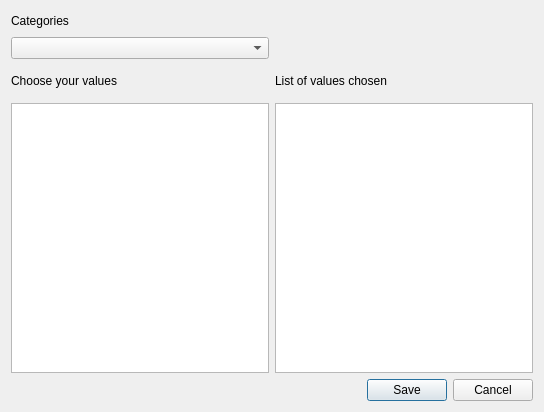
First picture: the form in plugins/accountreceiptsplugin/findValuesGUI.ui, repository FreeHealth/freehealth, before the edit.
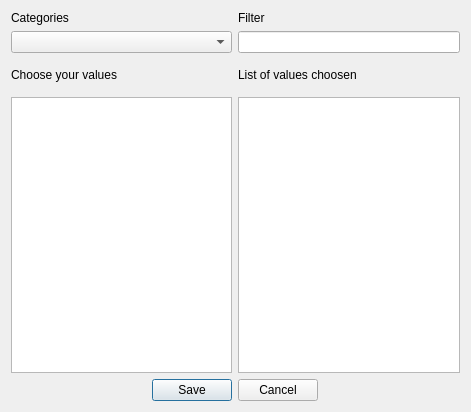
Second picture: the form after the edit.

```diff
--- a/plugins/accountreceiptsplugin/findValuesGUI.ui
+++ b/plugins/accountreceiptsplugin/findValuesGUI.ui
@@ -6,7 +6,7 @@
    <rect>
     <x>0</x>
     <y>0</y>
-    <width>544</width>
+    <width>471</width>
     <height>412</height>
    </rect>
   </property>
@@ -16,7 +16,7 @@
   <layout class="QGridLayout" name="gridLayout_2">
    <item row="0" column="0">
     <layout class="QGridLayout" name="gridLayout">
-     <item row="0" column="0">
+     <item row="0" column="0" colspan="2">
       <widget class="QLabel" name="label">
        <property name="text">
         <string>Categories</string>
@@ -26,34 +26,21 @@
        </property>
       </widget>
      </item>
-     <item row="0" column="1">
-      <spacer name="horizontalSpacer">
-       <property name="orientation">
-        <enum>Qt::Horizontal</enum>
+     <item row="0" column="2" colspan="2">
+      <widget class="QLabel" name="labelFilter">
+       <property name="text">
+        <string>Filter</string>
        </property>
-       <property name="sizeHint" stdset="0">
-        <size>
-         <width>228</width>
-         <height>20</height>
-        </size>
+       <property name="buddy">
+        <cstring>lineEditFilter</cstring>
        </property>
-      </spacer>
+      </widget>
      </item>
-     <item row="1" column="0">
-      <widget class="QComboBox" name="comboBox"/>
+     <item row="1" column="0" colspan="2">
+      <widget class="QComboBox" name="comboBoxCategories"/>
      </item>
-     <item row="1" column="1">
-      <spacer name="horizontalSpacer_2">
-       <property name="orientation">
-        <enum>Qt::Horizontal</enum>
-       </property>
-       <property name="sizeHint" stdset="0">
-        <size>
-         <width>228</width>
-         <height>20</height>
-        </size>
-       </property>
-      </spacer>
+     <item row="1" column="2" colspan="2">
+      <widget class="QLineEdit" name="lineEditFilter"/>
      </item>
      <item row="2" column="0">
       <widget class="QLabel" name="label_2">
@@ -65,8 +52,8 @@
        </property>
       </widget>
      </item>
-     <item row="2" column="1">
-      <widget class="QLabel" name="label_3">
+     <item row="2" column="2" colspan="2">
+      <widget class="QLabel" name="labelChoice">
        <property name="minimumSize">
         <size>
          <width>0</width>
@@ -74,20 +61,30 @@
         </size>
        </property>
        <property name="text">
-        <string>List of values chosen</string>
-       </property>
-       <property name="buddy">
-        <cstring>listView_2</cstring>
+        <string>List of values choosen</string>
        </property>
       </widget>
      </item>
-     <item row="3" column="0">
-      <widget class="QListView" name="listView"/>
+     <item row="3" column="0" colspan="2">
+      <widget class="QTableView" name="tableViewOfValues"/>
      </item>
-     <item row="3" column="1">
-      <widget class="QListView" name="listView_2"/>
+     <item row="3" column="2" colspan="2">
+      <widget class="QListWidget" name="listChoosenWidget"/>
      </item>
-     <item row="4" column="0" colspan="2">
+     <item row="4" column="0">
+      <spacer name="horizontalSpacer_2">
+       <property name="orientation">
+        <enum>Qt::Horizontal</enum>
+       </property>
+       <property name="sizeHint" stdset="0">
+        <size>
+         <width>108</width>
+         <height>20</height>
+        </size>
+       </property>
+      </spacer>
+     </item>
+     <item row="4" column="1" colspan="2">
       <widget class="QDialogButtonBox" name="buttonBox">
        <property name="orientation">
         <enum>Qt::Horizontal</enum>
@@ -97,6 +94,19 @@
        </property>
       </widget>
      </item>
+     <item row="4" column="3">
+      <spacer name="horizontalSpacer">
+       <property name="orientation">
+        <enum>Qt::Horizontal</enum>
+       </property>
+       <property name="sizeHint" stdset="0">
+        <size>
+         <width>138</width>
+         <height>20</height>
+        </size>
+       </property>
+      </spacer>
+     </item>
     </layout>
    </item>
   </layout>
```
Left out of the diff: 14 changed lines with no effect on the pictures.
